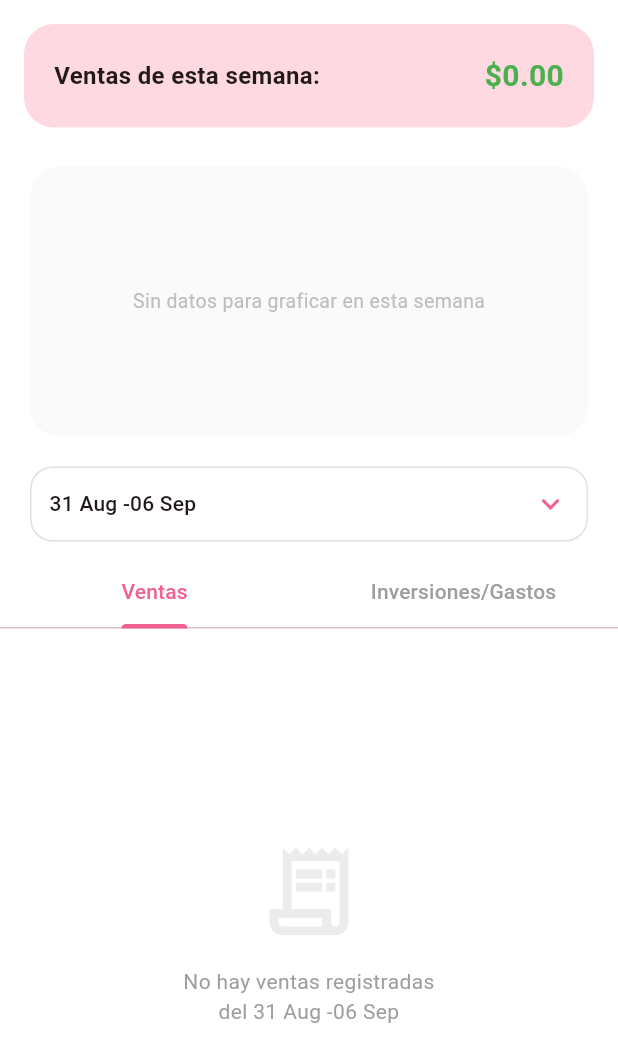
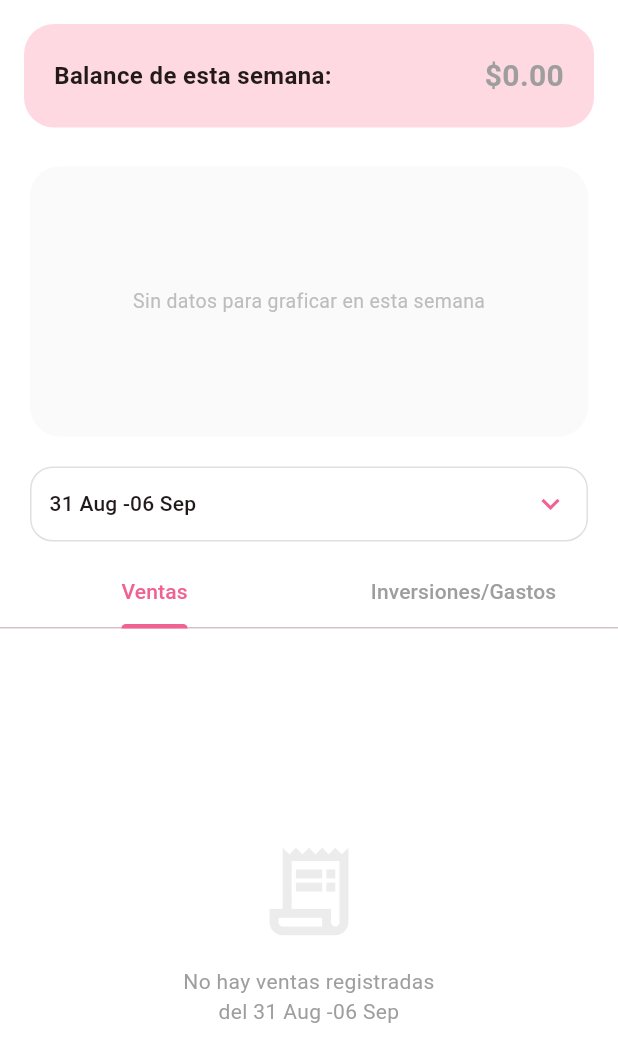
Before and after one commit to sunadyp/wavestore_app, a Flutter app: the FinanzasScreen screen opened directly, on a phone screen of 412 x 824 dp. Shown: the top 1062 px of the screen. Run offline on Flutter 3.47's test engine with Material 3 defaults, Android fonts, the phone set to English and light mode, and no system bars; our stand-ins replace fl_chart, pdf, printing, shared_preferences; accounts and stored records are empty.

Commit message:
feat(inventario/finanzas): categorías ordenadas alfabéticamente, búsqueda por prefijo, balance semanal dinámico por colores y corrección de gráfica para ingresos manuales

```diff
--- a/lib/models/movimiento.dart
+++ b/lib/models/movimiento.dart
@@ -5,12 +5,19 @@ class Movimiento {
   final DateTime fecha;
   final bool esInversion;
 
+  final String? productoId;
+  final int? cantidadArticulos;
+  final bool afectoCaja; // <-- NUEVO: Para saber si alteró el saldo
+
   Movimiento({
     required this.id,
     required this.descripcion,
     required this.monto,
     required this.fecha,
     required this.esInversion,
+    this.productoId,
+    this.cantidadArticulos,
+    this.afectoCaja = true, // Por defecto asumimos que sí
   });
 
   Map<String, dynamic> toMap() => {
@@ -19,6 +26,9 @@ class Movimiento {
     'monto': monto,
     'fecha': fecha.toIso8601String(),
     'esInversion': esInversion,
+    'productoId': productoId,
+    'cantidadArticulos': cantidadArticulos,
+    'afectoCaja': afectoCaja,
   };
 
   factory Movimiento.fromMap(Map<String, dynamic> map) {
@@ -28,6 +38,9 @@ class Movimiento {
       monto: (map['monto'] ?? 0.0).toDouble(),
       fecha: map['fecha'] != null ? DateTime.parse(map['fecha']) : DateTime.now(),
       esInversion: map['esInversion'] ?? false,
+      productoId: map['productoId'],
+      cantidadArticulos: map['cantidadArticulos']?.toInt(),
+      afectoCaja: map['afectoCaja'] ?? true, // Leemos el nuevo campo
     );
   }
 }
--- a/lib/ui/screens/finanzas_screen.dart
+++ b/lib/ui/screens/finanzas_screen.dart
@@ -20,7 +20,6 @@ class _FinanzasScreenState extends State<FinanzasScreen> {
   Widget build(BuildContext context) {
     // 🚀 OPTIMIZACIÓN: context.select escucha EXCLUSIVAMENTE los cambios en
     // la longitud de las listas de ventas y movimientos.
-    // Ignorará por completo si se edita un producto o se agregan artículos a un carrito.
     context.select<InventarioProvider, (int, int)>(
       (p) => (p.ventas.length, p.movimientos.length)
     );
@@ -65,7 +64,21 @@ class _FinanzasScreenState extends State<FinanzasScreen> {
              m.fecha.isBefore(finDelDia);
     }).toList().reversed.toList();
 
-    final double totalSeleccionado = ventasAMostrar.fold(0, (sum, v) => sum + v.totalFinal);
+    // 🚀 NUEVA LISTA: Filtramos para que la gráfica solo lea lo que sí afectó la caja
+    final movimientosParaGrafica = movimientosAMostrar.where((m) => m.afectoCaja).toList();
+
+    // 🚀 NUEVO CÁLCULO: Balance Neto (Ventas + Ingresos - Gastos)
+    final double totalVentas = ventasAMostrar.fold(0, (sum, v) => sum + v.totalFinal);
+
+    final double ingresosExtra = movimientosParaGrafica
+        .where((m) => m.esInversion)
+        .fold(0, (sum, m) => sum + m.monto);
+
+    final double gastosTotales = movimientosParaGrafica
+        .where((m) => !m.esInversion)
+        .fold(0, (sum, m) => sum + m.monto);
+
+    final double balanceTotal = (totalVentas + ingresosExtra) - gastosTotales;
 
     // Envolvemos todo en un DefaultTabController para habilitar las pestañas
     return DefaultTabController(
@@ -74,14 +87,15 @@ class _FinanzasScreenState extends State<FinanzasScreen> {
         backgroundColor: Colors.white,
         body: Column(
           children: [
-            ResumenBalanceCard(totalSemana: totalSeleccionado),
+            ResumenBalanceCard(totalSemana: balanceTotal),
 
             Padding(
               padding: const EdgeInsets.symmetric(vertical: 10),
-              child: (ventasAMostrar.isNotEmpty || movimientosAMostrar.isNotEmpty)
+              // Usamos 'movimientosParaGrafica' en la condición y como parámetro
+              child: (ventasAMostrar.isNotEmpty || movimientosParaGrafica.isNotEmpty)
                   ? VentasChart(
                       ventasSemana: ventasAMostrar,
-                      movimientosSemana: movimientosAMostrar,
+                      movimientosSemana: movimientosParaGrafica,
                     )
                   : Container(
                       height: 180,
--- a/lib/ui/widgets/resumen_balance_card.dart
+++ b/lib/ui/widgets/resumen_balance_card.dart
@@ -7,6 +7,20 @@ class ResumenBalanceCard extends StatelessWidget {
 
   @override
   Widget build(BuildContext context) {
+    // 1. Determinar el color dinámico
+    Color colorBalance;
+    if (totalSemana > 0) {
+      colorBalance = Colors.green;
+    } else if (totalSemana < 0) {
+      colorBalance = Colors.red;
+    } else {
+      colorBalance = Colors.grey;
+    }
+
+    // 2. Formatear el texto para que el signo '-' quede antes del '$'
+    final signo = totalSemana < 0 ? '-' : '';
+    final montoFormateado = '$signo\$${totalSemana.abs().toStringAsFixed(2)}';
+
     return Container(
       padding: const EdgeInsets.all(20),
       margin: const EdgeInsets.all(16),
@@ -18,12 +32,16 @@ class ResumenBalanceCard extends StatelessWidget {
         mainAxisAlignment: MainAxisAlignment.spaceBetween,
         children: [
           const Text(
-            'Ventas de esta semana:',
+            'Balance de esta semana:',
             style: TextStyle(fontWeight: FontWeight.bold, fontSize: 16),
           ),
           Text(
-            '\$${totalSemana.toStringAsFixed(2)}',
-            style: const TextStyle(fontSize: 20, fontWeight: FontWeight.bold, color: Colors.green),
+            montoFormateado,
+            style: TextStyle(
+              fontSize: 20,
+              fontWeight: FontWeight.bold,
+              color: colorBalance, // <-- Aplicamos el color aquí
+            ),
           ),
         ],
       ),
```
Also changed, not shown: lib/providers/inventario_provider.dart (+89 -15 lines), lib/ui/screens/inventario_screen.dart (+15 -13 lines), lib/ui/widgets/formulario_producto.dart (+18 -20 lines), lib/ui/widgets/lista_historial_movimientos.dart (+71 -8 lines), lib/ui/widgets/ventas_chart.dart (+18 -12 lines).
